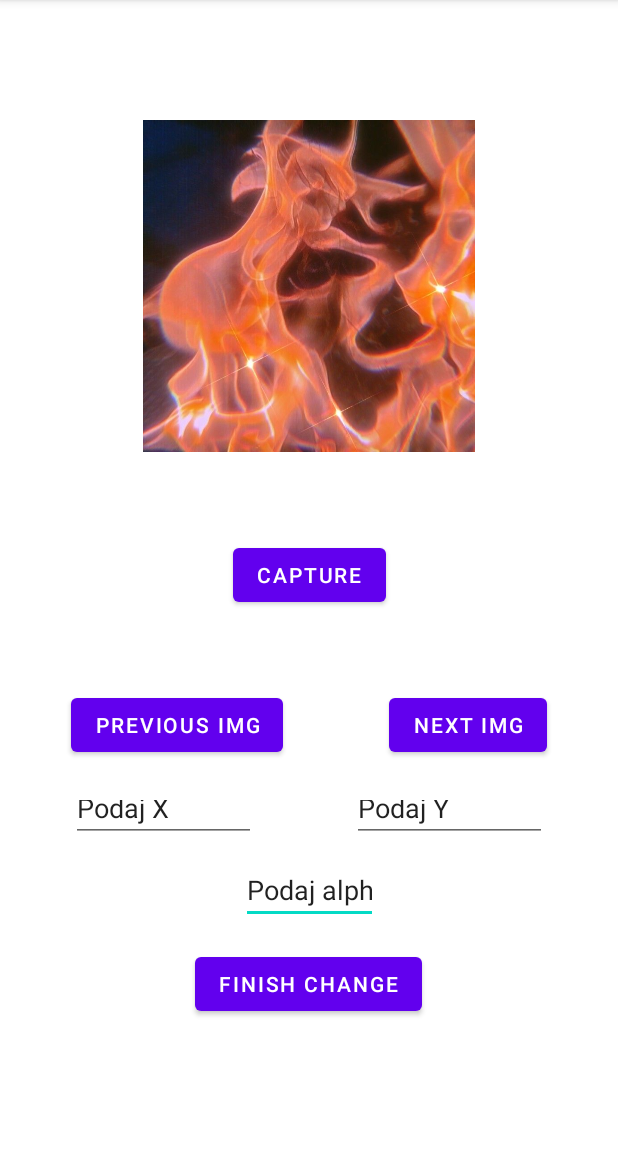
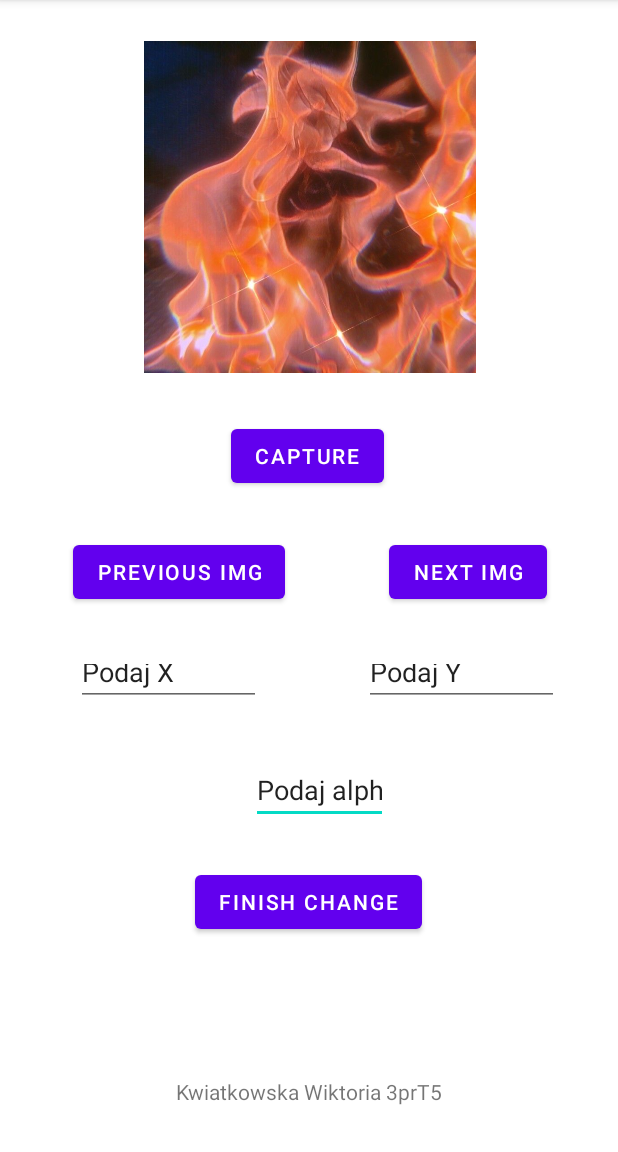
Before and after one commit to Kwiatkowska-W/camera, an Android app: the screen it shows after launch (MainActivity), on a phone screen of 412 x 824 dp, the part 84-1236 px from its top. Run offline under Robolectric (Android 15) with nearby library versions, the phone set to English and light mode, and no system bars.

Commit message:
wszystko działa + podpis

```diff
--- a/app/src/main/res/layout/activity_main.xml
+++ b/app/src/main/res/layout/activity_main.xml
@@ -16,9 +16,10 @@
         android:text="Podaj alphe"
         app:layout_constraintBottom_toBottomOf="parent"
         app:layout_constraintEnd_toEndOf="parent"
+        app:layout_constraintHorizontal_bias="0.521"
         app:layout_constraintStart_toStartOf="parent"
-        app:layout_constraintTop_toTopOf="parent"
-        app:layout_constraintVertical_bias="0.79" />
+        app:layout_constraintTop_toBottomOf="@+id/button"
+        app:layout_constraintVertical_bias="0.449" />
 
     <EditText
         android:id="@+id/textY"
@@ -29,10 +30,10 @@
         android:text="Podaj Y"
         app:layout_constraintBottom_toBottomOf="parent"
         app:layout_constraintEnd_toEndOf="parent"
-        app:layout_constraintHorizontal_bias="0.832"
+        app:layout_constraintHorizontal_bias="0.861"
         app:layout_constraintStart_toStartOf="parent"
-        app:layout_constraintTop_toTopOf="parent"
-        app:layout_constraintVertical_bias="0.717" />
+        app:layout_constraintTop_toBottomOf="@+id/next"
+        app:layout_constraintVertical_bias="0.084" />
 
     <Button
         android:id="@+id/button"
@@ -40,10 +41,11 @@
         android:layout_height="wrap_content"
         android:text="Capture"
         app:layout_constraintBottom_toBottomOf="parent"
-        app:layout_constraintEnd_toEndOf="parent"
-        app:layout_constraintStart_toStartOf="parent"
-        app:layout_constraintTop_toTopOf="parent"
-        app:layout_constraintVertical_bias="0.499" />
+        app:layout_constraintEnd_toEndOf="@+id/imageView"
+        app:layout_constraintHorizontal_bias="0.492"
+        app:layout_constraintStart_toStartOf="@+id/imageView"
+        app:layout_constraintTop_toBottomOf="@+id/imageView"
+        app:layout_constraintVertical_bias="0.066" />
 
     <ImageView
         android:id="@+id/imageView"
@@ -51,10 +53,10 @@
         android:layout_height="221dp"
         app:layout_constraintBottom_toBottomOf="parent"
         app:layout_constraintEnd_toEndOf="parent"
-        app:layout_constraintHorizontal_bias="0.498"
+        app:layout_constraintHorizontal_bias="0.51"
         app:layout_constraintStart_toStartOf="parent"
         app:layout_constraintTop_toTopOf="parent"
-        app:layout_constraintVertical_bias="0.146"
+        app:layout_constraintVertical_bias="0.05"
         app:srcCompat="@drawable/zdj4" />
 
     <Button
@@ -66,8 +68,8 @@
         app:layout_constraintEnd_toEndOf="parent"
         app:layout_constraintHorizontal_bias="0.845"
         app:layout_constraintStart_toStartOf="parent"
-        app:layout_constraintTop_toTopOf="parent"
-        app:layout_constraintVertical_bias="0.638" />
+        app:layout_constraintTop_toBottomOf="@+id/button"
+        app:layout_constraintVertical_bias="0.075" />
 
     <Button
         android:id="@+id/previous"
@@ -75,11 +77,11 @@
         android:layout_height="wrap_content"
         android:text="previous img"
         app:layout_constraintBottom_toBottomOf="parent"
-        app:layout_constraintEnd_toEndOf="parent"
-        app:layout_constraintHorizontal_bias="0.174"
+        app:layout_constraintEnd_toStartOf="@+id/next"
+        app:layout_constraintHorizontal_bias="0.413"
         app:layout_constraintStart_toStartOf="parent"
-        app:layout_constraintTop_toTopOf="parent"
-        app:layout_constraintVertical_bias="0.638" />
+        app:layout_constraintTop_toBottomOf="@+id/button"
+        app:layout_constraintVertical_bias="0.075" />
 
     <EditText
         android:id="@+id/textX"
@@ -89,11 +91,11 @@
         android:inputType="textPersonName"
         android:text="Podaj X"
         app:layout_constraintBottom_toBottomOf="parent"
-        app:layout_constraintEnd_toEndOf="parent"
-        app:layout_constraintHorizontal_bias="0.163"
+        app:layout_constraintEnd_toStartOf="@+id/textY"
+        app:layout_constraintHorizontal_bias="0.423"
         app:layout_constraintStart_toStartOf="parent"
-        app:layout_constraintTop_toTopOf="parent"
-        app:layout_constraintVertical_bias="0.717" />
+        app:layout_constraintTop_toBottomOf="@+id/previous"
+        app:layout_constraintVertical_bias="0.084" />
 
     <Button
         android:id="@+id/finish"
@@ -104,7 +106,18 @@
         app:layout_constraintEnd_toEndOf="parent"
         app:layout_constraintHorizontal_bias="0.498"
         app:layout_constraintStart_toStartOf="parent"
-        app:layout_constraintTop_toTopOf="parent"
-        app:layout_constraintVertical_bias="0.878" />
+        app:layout_constraintTop_toBottomOf="@+id/alpha"
+        app:layout_constraintVertical_bias="0.166" />
+
+    <TextView
+        android:id="@+id/name"
+        android:layout_width="wrap_content"
+        android:layout_height="wrap_content"
+        android:text="Kwiatkowska Wiktoria 3prT5"
+        app:layout_constraintBottom_toBottomOf="parent"
+        app:layout_constraintEnd_toEndOf="parent"
+        app:layout_constraintStart_toStartOf="parent"
+        app:layout_constraintTop_toBottomOf="@+id/finish"
+        app:layout_constraintVertical_bias="0.75" />
 
 </androidx.constraintlayout.widget.ConstraintLayout>
--- a/build.gradle
+++ b/build.gradle
@@ -5,8 +5,8 @@ buildscript {
         mavenCentral()
     }
     dependencies {
-        classpath "com.android.tools.build:gradle:7.0.3"
-        classpath "org.jetbrains.kotlin:kotlin-gradle-plugin:1.5.20"
+        classpath 'com.android.tools.build:gradle:7.3.1'
+        classpath 'org.jetbrains.kotlin:kotlin-gradle-plugin:1.5.21'
 
         // NOTE: Do not place your application dependencies here; they belong
         // in the individual module build.gradle files
```
Also changed, not shown: gradle/wrapper/gradle-wrapper.properties.
